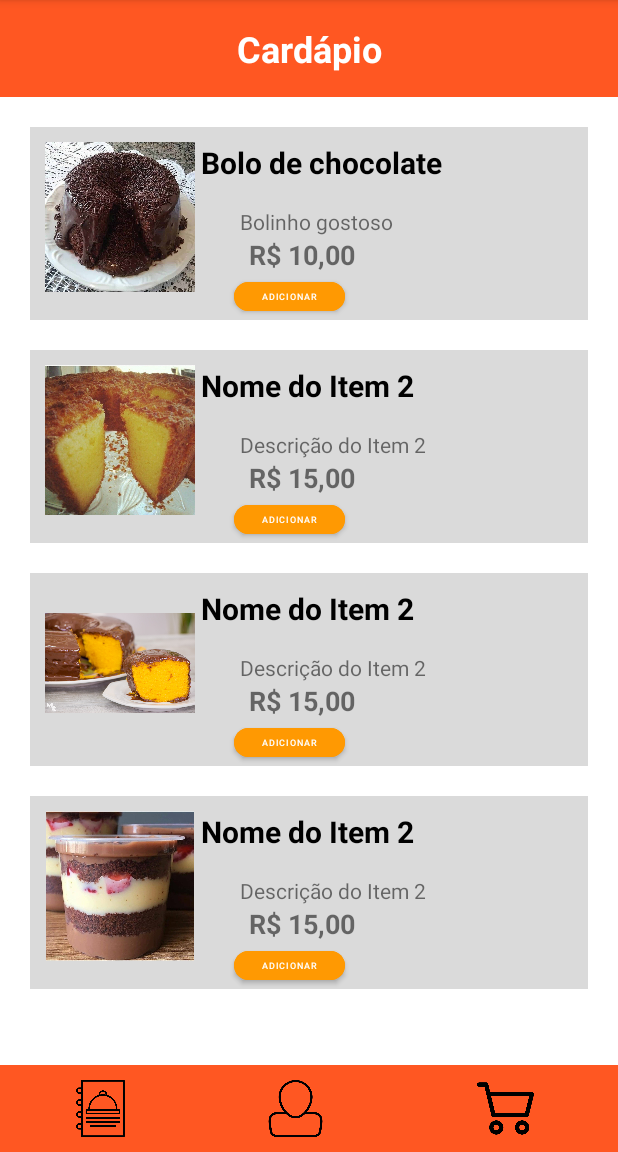
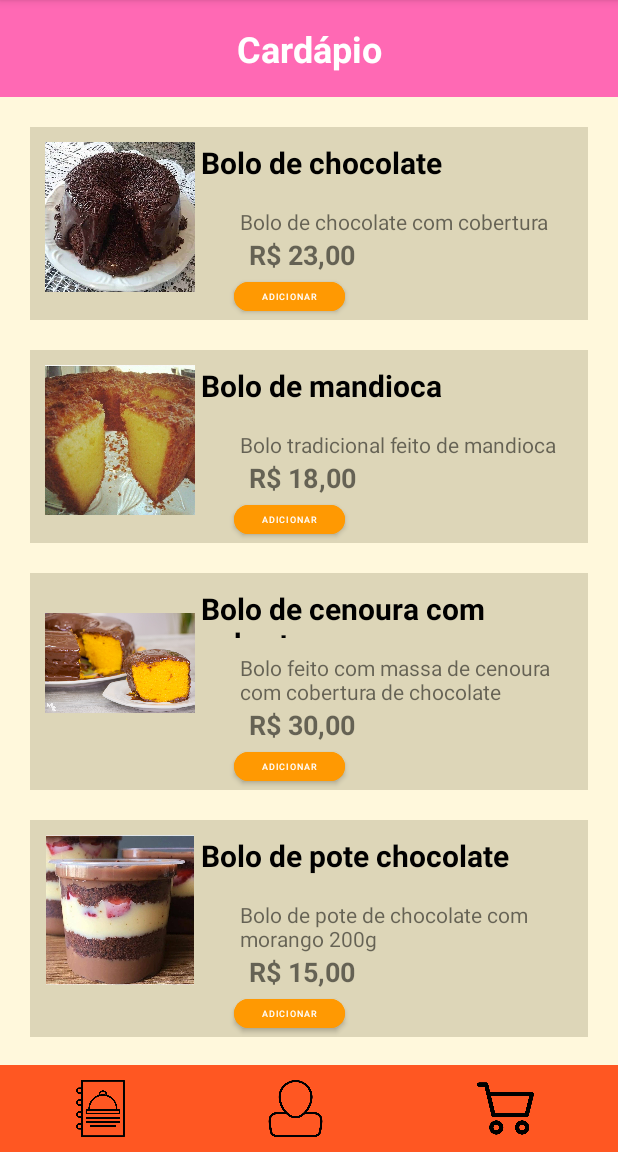
Before and after one commit to MxMathe/ProjetoAppVendas, an Android app: the Cardapio screen opened directly, with no data from a screen before it, on a phone screen of 412 x 824 dp, the part 84-1236 px from its top. Run offline under Robolectric (Android 15) with nearby library versions, the phone set to English and light mode, and no system bars; our stand-ins replace Firebase (no records; nobody signed in at launch, a user with empty details on screens opened directly).

Commit message:
Atualização do cardápio
Atualizando itens e cores do cardápio

```diff
--- a/app/src/main/java/com/example/docesdodia/Cardapio.java
+++ b/app/src/main/java/com/example/docesdodia/Cardapio.java
@@ -75,10 +75,10 @@ public class Cardapio extends AppCompatActivity {
         List<ItemCardapio> itensCardapio = new ArrayList<>();
 
         ///pra colocar mais itens é só seguir o padrao///
-        itensCardapio.add(new ItemCardapio(R.drawable.bolodechocolatevulcao, "Bolo de chocolate", "Bolinho gostoso", "R$ 10,00"));
-        itensCardapio.add(new ItemCardapio(R.drawable.bolomandioca, "Nome do Item 2", "Descrição do Item 2", "R$ 15,00"));
-        itensCardapio.add(new ItemCardapio(R.drawable.bolocenoura, "Nome do Item 2", "Descrição do Item 2", "R$ 15,00"));
-        itensCardapio.add(new ItemCardapio(R.drawable.bolodepote, "Nome do Item 2", "Descrição do Item 2", "R$ 15,00"));
+        itensCardapio.add(new ItemCardapio(R.drawable.bolodechocolatevulcao, "Bolo de chocolate", "Bolo de chocolate com cobertura", "R$ 23,00"));
+        itensCardapio.add(new ItemCardapio(R.drawable.bolomandioca, "Bolo de mandioca", "Bolo tradicional feito de mandioca", "R$ 18,00"));
+        itensCardapio.add(new ItemCardapio(R.drawable.bolocenoura, "Bolo de cenoura com cobertura", "Bolo feito com massa de cenoura com cobertura de chocolate", "R$ 30,00"));
+        itensCardapio.add(new ItemCardapio(R.drawable.bolodepote, "Bolo de pote chocolate com morango", "Bolo de pote de chocolate com morango 200g ", "R$ 15,00"));
 
 
 
--- a/app/src/main/res/layout/activity_cardapio.xml
+++ b/app/src/main/res/layout/activity_cardapio.xml
@@ -2,13 +2,13 @@
     xmlns:app="http://schemas.android.com/apk/res-auto"
     android:layout_width="match_parent"
     android:layout_height="match_parent"
-    android:background="@android:color/white"
+    android:background="#FFF8DC"
     android:orientation="vertical">
 
     <TextView
         android:layout_width="match_parent"
         android:layout_height="wrap_content"
-        android:background="#FF5722"
+        android:background="#FF69B4"
         android:gravity="center"
         android:padding="16dp"
         android:text="Cardápio"
--- a/app/src/main/res/layout/item_cardapio.xml
+++ b/app/src/main/res/layout/item_cardapio.xml
@@ -5,7 +5,7 @@
     android:layout_width="match_parent"
     android:layout_height="wrap_content"
     android:layout_margin="10dp"
-    android:background="#DADADA">
+    android:background="#DDD6B8">
 
     <TextView
         android:id="@+id/nomeTextView"
```
